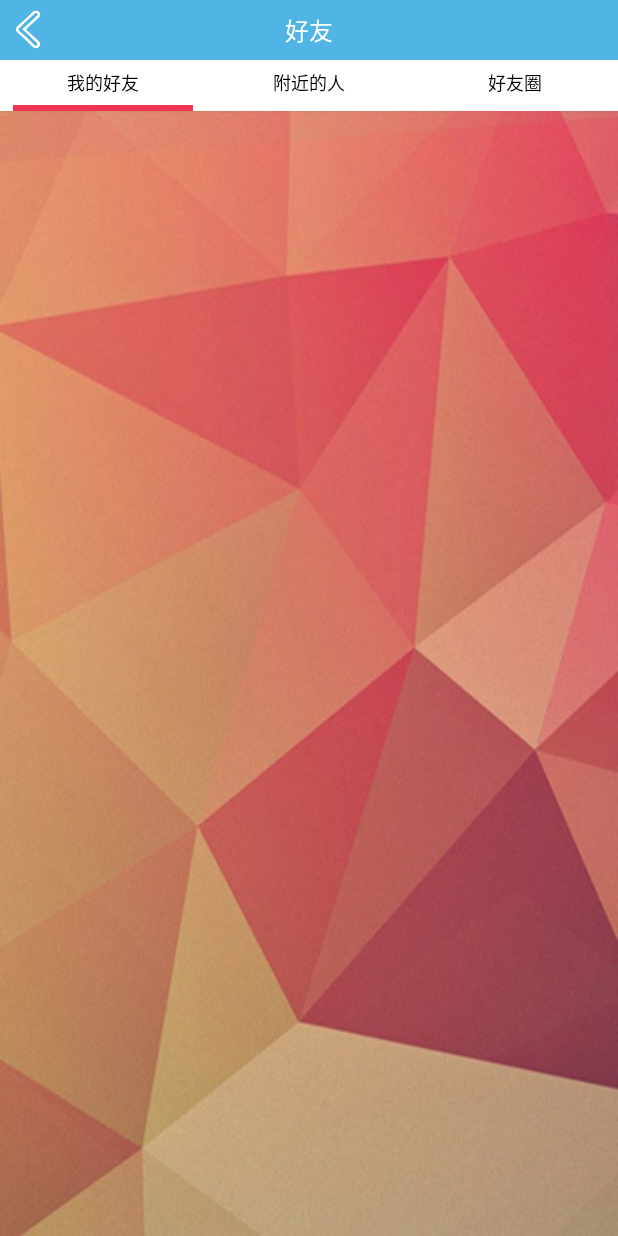
After one commit to weeway/wooker2nd, an Android app: the Friends screen opened directly, with no data from a screen before it, on a phone screen of 412 x 824 dp. The commit adds this screen. Run offline under Robolectric (Android 15) with nearby library versions, the phone set to English and light mode, and no system bars.

Commit message:
增加了我的好友界面，可以把好友的listview放进去了

```diff
--- a/app/src/main/AndroidManifest.xml
+++ b/app/src/main/AndroidManifest.xml
@@ -52,6 +52,7 @@
         <activity android:name="com.example.vonlion.kupao.Edit_location"></activity>
         <activity android:name="com.example.vonlion.kupao.Edit_address"></activity>
         <activity android:name="com.example.vonlion.kupao.Edit_mark"></activity>
+        <activity android:name="com.example.vonlion.kupao.Friends"></activity>
         <!-- ATTENTION: This was auto-generated to add Google Play services to your project for
      App Indexing.  See https://g.co/AppIndexing/AndroidStudio for more information. -->
         <meta-data
--- /dev/null
+++ b/app/src/main/java/com/example/vonlion/kupao/Friends.java
@@ -0,0 +1,205 @@
+package com.example.vonlion.kupao;
+
+import java.util.ArrayList;
+import java.util.List;
+
+import android.app.Activity;
+import android.graphics.BitmapFactory;
+import android.graphics.Matrix;
+import android.os.Bundle;
+import android.os.Parcelable;
+import android.support.v4.view.PagerAdapter;
+import android.support.v4.view.ViewPager;
+import android.support.v4.view.ViewPager.OnPageChangeListener;
+import android.util.DisplayMetrics;
+import android.view.LayoutInflater;
+import android.view.View;
+import android.view.animation.Animation;
+import android.view.animation.TranslateAnimation;
+import android.widget.ImageView;
+import android.widget.TextView;
+
+/**
+ * Tab页面手势滑动切换以及动画效果
+ *
+ * @author D.Winter
+ *
+ */
+public class Friends extends Activity {
+    // ViewPager是google SDk中自带的一个附加包的一个类，可以用来实现屏幕间的切换。
+    // android-support-v4.jar
+    private ViewPager mPager;//页卡内容
+    private List<View> listViews; // Tab页面列表
+    private ImageView cursor;// 动画图片
+    private TextView t1, t2, t3;// 页卡头标
+    private int offset = 0;// 动画图片偏移量
+    private int currIndex = 0;// 当前页卡编号
+    private int bmpW;// 动画图片宽度
+
+    @Override
+    public void onCreate(Bundle savedInstanceState) {
+        super.onCreate(savedInstanceState);
+        setContentView(R.layout.friends);
+        InitImageView();
+        InitTextView();
+        InitViewPager();
+    }
+
+    /**
+     * 初始化头标
+     */
+    private void InitTextView() {
+        t1 = (TextView) findViewById(R.id.text1);
+        t2 = (TextView) findViewById(R.id.text2);
+        t3 = (TextView) findViewById(R.id.text3);
+
+        t1.setOnClickListener(new MyOnClickListener(0));
+        t2.setOnClickListener(new MyOnClickListener(1));
+        t3.setOnClickListener(new MyOnClickListener(2));
+    }
+
+    /**
+     * 初始化ViewPager
+     */
+    private void InitViewPager() {
+        mPager = (ViewPager) findViewById(R.id.vPager);
+        listViews = new ArrayList<View>();
+        LayoutInflater mInflater = getLayoutInflater();
+        listViews.add(mInflater.inflate(R.layout.friends1, null));
+        listViews.add(mInflater.inflate(R.layout.friends2, null));
+        listViews.add(mInflater.inflate(R.layout.circle, null));
+        mPager.setAdapter(new MyPagerAdapter(listViews));
+        mPager.setCurrentItem(0);
+        mPager.setOnPageChangeListener(new MyOnPageChangeListener());
+    }
+
+    /**
+     * 初始化动画
+     */
+    private void InitImageView() {
+        cursor = (ImageView) findViewById(R.id.cursor);
+        bmpW = BitmapFactory.decodeResource(getResources(), R.drawable.a)
+                .getWidth();// 获取图片宽度
+        DisplayMetrics dm = new DisplayMetrics();
+        getWindowManager().getDefaultDisplay().getMetrics(dm);
+        int screenW = dm.widthPixels;// 获取分辨率宽度
+        offset = (screenW / 3 - bmpW) / 2;// 计算偏移量
+        Matrix matrix = new Matrix();
+        matrix.postTranslate(offset, 0);
+        cursor.setImageMatrix(matrix);// 设置动画初始位置
+    }
+
+    /**
+     * ViewPager适配器
+     */
+    public class MyPagerAdapter extends PagerAdapter {
+        public List<View> mListViews;
+
+        public MyPagerAdapter(List<View> mListViews) {
+            this.mListViews = mListViews;
+        }
+
+        @Override
+        public void destroyItem(View arg0, int arg1, Object arg2) {
+            ((ViewPager) arg0).removeView(mListViews.get(arg1));
+        }
+
+        @Override
+        public void finishUpdate(View arg0) {
+        }
+
+        @Override
+        public int getCount() {
+            return mListViews.size();
+        }
+
+        @Override
+        public Object instantiateItem(View arg0, int arg1) {
+            ((ViewPager) arg0).addView(mListViews.get(arg1), 0);
+            return mListViews.get(arg1);
+        }
+
+        @Override
+        public boolean isViewFromObject(View arg0, Object arg1) {
+            return arg0 == (arg1);
+        }
+
+        @Override
+        public void restoreState(Parcelable arg0, ClassLoader arg1) {
+        }
+
+        @Override
+        public Parcelable saveState() {
+            return null;
+        }
+
+        @Override
+        public void startUpdate(View arg0) {
+        }
+    }
+
+    /**
+     * 头标点击监听
+     */
+    public class MyOnClickListener implements View.OnClickListener {
+        private int index = 0;
+
+        public MyOnClickListener(int i) {
+            index = i;
+        }
+
+        @Override
+        public void onClick(View v) {
+            mPager.setCurrentItem(index);
+        }
+    };
+
+    /**
+     * 页卡切换监听
+     */
+    public class MyOnPageChangeListener implements OnPageChangeListener {
+
+        int one = offset * 2 + bmpW;// 页卡1 -> 页卡2 偏移量
+        int two = one * 2;// 页卡1 -> 页卡3 偏移量
+
+        @Override
+        public void onPageSelected(int arg0) {
+            Animation animation = null;
+            switch (arg0) {
+                case 0:
+                    if (currIndex == 1) {
+                        animation = new TranslateAnimation(one, 0, 0, 0);
+                    } else if (currIndex == 2) {
+                        animation = new TranslateAnimation(two, 0, 0, 0);
+                    }
+                    break;
+                case 1:
+                    if (currIndex == 0) {
+                        animation = new TranslateAnimation(offset, one, 0, 0);
+                    } else if (currIndex == 2) {
+                        animation = new TranslateAnimation(two, one, 0, 0);
+                    }
+                    break;
+                case 2:
+                    if (currIndex == 0) {
+                        animation = new TranslateAnimation(offset, two, 0, 0);
+                    } else if (currIndex == 1) {
+                        animation = new TranslateAnimation(one, two, 0, 0);
+                    }
+                    break;
+            }
+            currIndex = arg0;
+            animation.setFillAfter(true);// True:图片停在动画结束位置
+            animation.setDuration(300);
+            cursor.startAnimation(animation);
+        }
+
+        @Override
+        public void onPageScrolled(int arg0, float arg1, int arg2) {
+        }
+
+        @Override
+        public void onPageScrollStateChanged(int arg0) {
+        }
+    }
+}
--- a/app/src/main/java/com/example/vonlion/kupao/MainActivity.java
+++ b/app/src/main/java/com/example/vonlion/kupao/MainActivity.java
@@ -4,6 +4,7 @@ import android.app.Activity;
 import android.content.Intent;
 import android.os.Bundle;
 import android.os.Handler;
+import android.view.Window;
 
 
 public class MainActivity extends Activity{
--- a/app/src/main/java/com/example/vonlion/kupao/main_interface.java
+++ b/app/src/main/java/com/example/vonlion/kupao/main_interface.java
@@ -112,6 +112,12 @@ public class main_interface extends Activity{
         overridePendingTransition(R.anim.out_alpha, R.anim.enter_alpha);
     }
 
+    public void change4(View v) {//左界面跳转到我的好友
+        Intent intent = new Intent(this,Friends.class);
+        startActivity(intent);
+        overridePendingTransition(R.anim.out_alpha, R.anim.enter_alpha);
+    }
+
     public void change6(View v) {//左界面跳转到修改资料界面
         Intent intent = new Intent(this, Edit_data.class);
         startActivity(intent);
--- /dev/null
+++ b/app/src/main/res/layout/friends.xml
@@ -0,0 +1,83 @@
+<?xml version="1.0" encoding="utf-8"?>
+<LinearLayout xmlns:android="http://schemas.android.com/apk/res/android"
+android:orientation="vertical" android:layout_width="match_parent"
+android:layout_height="match_parent"
+    android:background="#ffffff">
+
+<RelativeLayout
+    android:layout_width="match_parent"
+    android:layout_height="40dp"
+    android:background="#50b5e4">
+    <ImageView
+        android:layout_width="wrap_content"
+        android:layout_height="wrap_content" />
+    <TextView
+        android:layout_width="match_parent"
+        android:layout_height="match_parent"
+        android:text="好友"
+        android:textSize="16dp"
+        android:textColor="#FFFFFF"
+        android:gravity="center" />
+    <Button
+        android:layout_width="35dp"
+        android:layout_height="35dp"
+        android:layout_margin="3dp"
+        android:background="@drawable/img_back"
+        android:onClick="change_alpha"/>
+</RelativeLayout>
+
+    <LinearLayout
+        android:id="@+id/linearLayout1"
+        android:layout_width="match_parent"
+        android:layout_height="30dp"
+        android:background="#FFFFFF" >
+
+        <TextView
+            android:id="@+id/text1"
+            android:layout_width="match_parent"
+            android:layout_height="match_parent"
+            android:layout_weight="1.0"
+            android:gravity="center"
+            android:text="我的好友"
+            android:textColor="#000000"
+            android:textSize="12dp" />
+
+        <TextView
+            android:id="@+id/text2"
+            android:layout_width="fill_parent"
+            android:layout_height="fill_parent"
+            android:layout_weight="1.0"
+            android:gravity="center"
+            android:text="附近的人"
+            android:textColor="#000000"
+            android:textSize="12dp" />
+
+        <TextView
+            android:id="@+id/text3"
+            android:layout_width="fill_parent"
+            android:layout_height="fill_parent"
+            android:layout_weight="1.0"
+            android:gravity="center"
+            android:text="好友圈"
+            android:textColor="#000000"
+            android:textSize="12dp" />
+    </LinearLayout>
+
+    <ImageView
+        android:id="@+id/cursor"
+        android:layout_width="fill_parent"
+        android:layout_height="wrap_content"
+        android:scaleType="matrix"
+        android:src="@drawable/a" />
+
+    <android.support.v4.view.ViewPager
+        android:id="@+id/vPager"
+        android:layout_width="wrap_content"
+        android:layout_height="wrap_content"
+        android:layout_gravity="center"
+        android:layout_weight="1.0"
+        android:background="@drawable/friendbg2"
+        android:flipInterval="30"
+        android:persistentDrawingCache="animation" />
+
+</LinearLayout>
--- /dev/null
+++ b/app/src/main/res/layout/friends1.xml
@@ -0,0 +1,11 @@
+<?xml version="1.0" encoding="utf-8"?>
+<LinearLayout xmlns:android="http://schemas.android.com/apk/res/android"
+    android:orientation="vertical" android:layout_width="match_parent"
+    android:layout_height="match_parent"
+    android:background="#00d9d9d9">
+
+    //id自取
+    <ListView android:layout_width="match_parent"
+        android:layout_height="wrap_content" />
+
+</LinearLayout>
--- a/app/src/main/res/layout/left_menu.xml
+++ b/app/src/main/res/layout/left_menu.xml
@@ -150,7 +150,8 @@
                 android:id="@+id/id_img4_back"
                 android:layout_width="match_parent"
                 android:layout_height="match_parent"
-                android:background="@drawable/lm_button4_change"/>
+                android:background="@drawable/lm_button4_change"
+                android:onClick="change4"/>
 
             <ImageView
                 android:id="@+id/id_img4"
--- a/app/src/main/res/layout/mydata.xml
+++ b/app/src/main/res/layout/mydata.xml
@@ -16,7 +16,7 @@
                 android:layout_width="match_parent"
                 android:layout_height="match_parent"
                 android:gravity="center"
-                android:text="我的资料"
+                android:text="个人资料"
                 android:textColor="#ffffff"
                 android:textSize="16dp"/>
         </LinearLayout>
--- a/app/src/main/res/values/strings.xml
+++ b/app/src/main/res/values/strings.xml
@@ -26,7 +26,7 @@
     <string name="histroy_date1">2月3日</string>
     <string name="histroy_date2">14:24</string>
     <string name="white">#ffffff</string>
-    <string name="location">浙江嘉兴</string>
+    <string name="location">福建 福州</string>
     <string name="adress">金都上品1-1-1</string>
-    <string name="mark">时间就是生命</string>
+    <string name="mark">Time is life</string>
 </resources>
```
Also changed, not shown: app/src/main/res/layout/circle.xml (added, +7 -0 lines), app/src/main/res/layout/friends2.xml (added, +7 -0 lines), app/src/main/res/layout/friendsitem.xml (added, +83 -0 lines), app/src/main/res/drawable/a.png (added), app/src/main/res/drawable/follow.png (added), app/src/main/res/drawable/followed.png (added), app/src/main/res/drawable/friendbg.jpeg (added), app/src/main/res/drawable/friendbg2.jpg (added).
